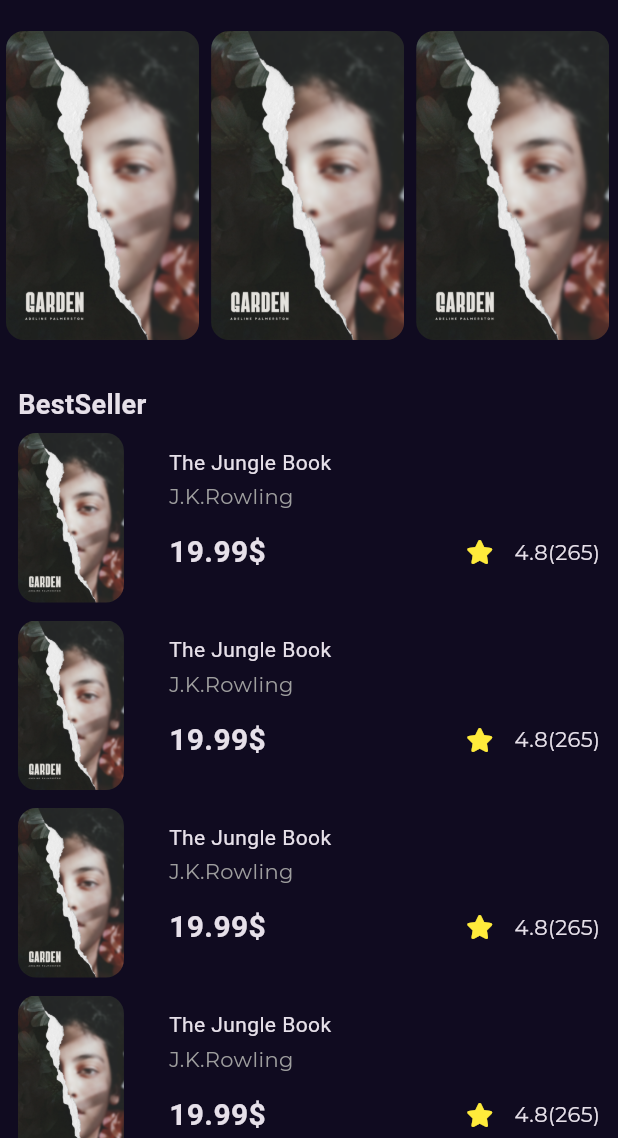
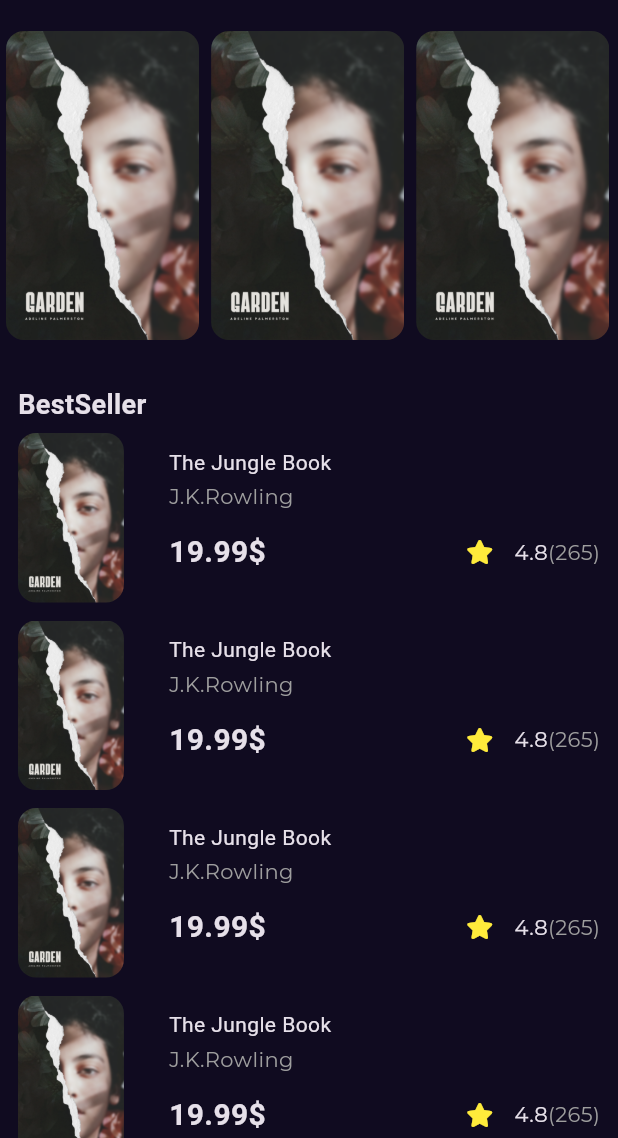
Before and after one commit to khaledelnagdy10/Bookly_app, a Flutter app: the screen it shows after launch, on a phone screen of 412 x 824 dp, the part 98-1236 px from its top. Run offline on Flutter 3.47's test engine with Material 3 defaults, Android fonts, the phone set to English and light mode, and no system bars; our stand-ins replace font_awesome_flutter, go_router, google_fonts.

Commit message:
refactor style font

```diff
--- a/lib/core/utils/styles.dart
+++ b/lib/core/utils/styles.dart
@@ -9,7 +9,7 @@ abstract class Styles {
   static const textStyle20 = TextStyle(
       fontSize: 20,
       fontWeight: FontWeight.normal,
-      fontFamily: kGTSectraFineRegular);
+      fontFamily: 'assets/fonts/GT Sectra Fine Book.ttf');
   static const textStyle14 =
       TextStyle(fontSize: 14, fontWeight: FontWeight.normal);
 
--- a/lib/features/home/presentation/views/widgets/rating_book.dart
+++ b/lib/features/home/presentation/views/widgets/rating_book.dart
@@ -1,3 +1,4 @@
+import 'package:bookly_app/core/utils/styles.dart';
 import 'package:flutter/material.dart';
 import 'package:font_awesome_flutter/font_awesome_flutter.dart';
 
@@ -18,7 +19,10 @@ class RatingBook extends StatelessWidget {
               size: 16,
             )),
         const Text('4.8'),
-        const Text('(265)'),
+        Text(
+          '(265)',
+          style: Styles.textStyle14.copyWith(color: Colors.grey),
+        ),
       ],
     );
   }
```
